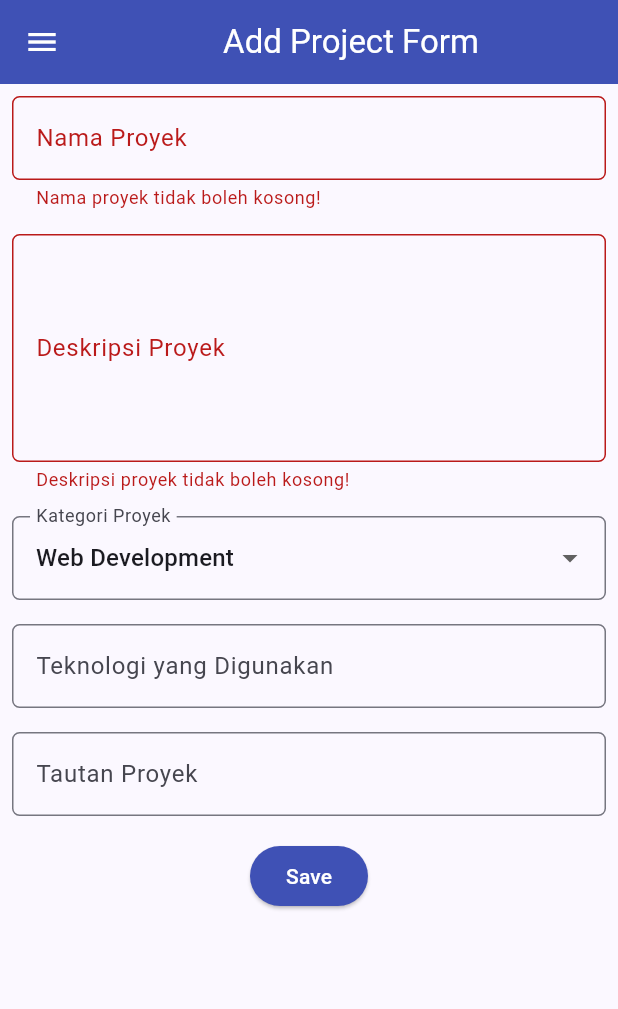
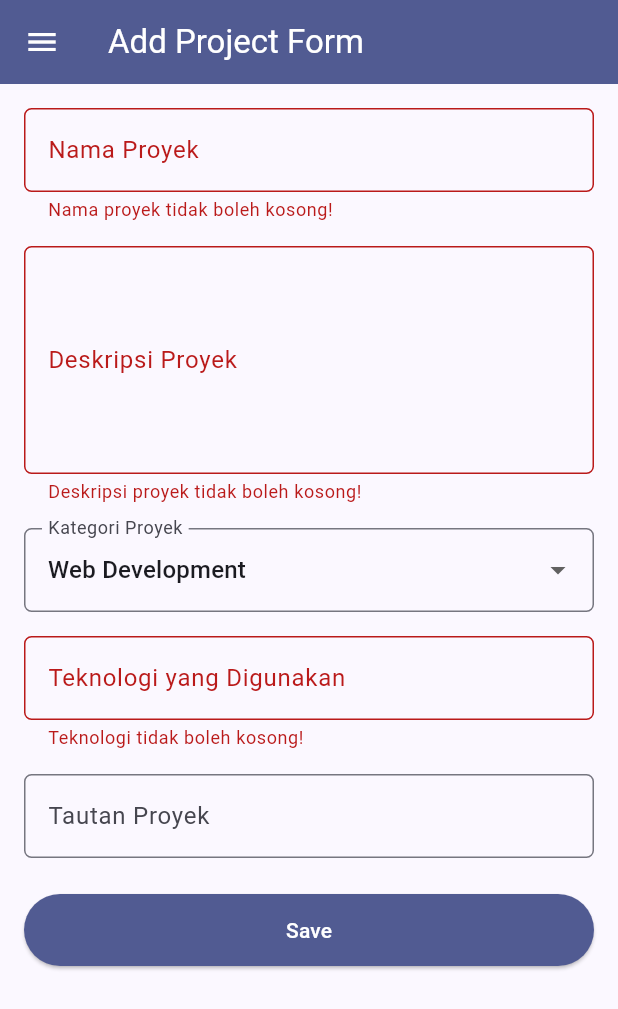
Before and after one commit to wafissh/myportofolio_mobile, a Flutter app: the ProjectFormPage screen opened directly, after a tap on "Save", on a phone screen of 412 x 824 dp. Shown: the top 1009 px of the screen. Run offline on Flutter 3.47's test engine with Material 3 defaults, Android fonts, the phone set to English and light mode, and no system bars; our stand-ins replace material_ui.

```diff
--- a/lib/screens/project_form.dart
+++ b/lib/screens/project_form.dart
@@ -1,5 +1,6 @@
 import 'package:material_ui/material_ui.dart';
 
+import 'package:myportofolio_mobile/utils/validators.dart';
 import 'package:myportofolio_mobile/widgets/left_drawer.dart';
 
 class ProjectFormPage extends StatefulWidget {
@@ -25,35 +26,57 @@ class _ProjectFormPageState extends State<ProjectFormPage> {
     'Other',
   ];
 
-  void _resetForm() {
-    _formKey.currentState!.reset();
-    setState(() {
-      _projectName = "";
-      _description = "";
-      _category = "Web Development";
-      _technologies = "";
-      _projectLink = "";
-    });
+  void _showSummary(BuildContext context) {
+    showDialog(
+      context: context,
+      builder: (dialogContext) {
+        return AlertDialog(
+          title: const Text('Proyek berhasil ditambahkan!'),
+          content: SingleChildScrollView(
+            child: Column(
+              crossAxisAlignment: CrossAxisAlignment.start,
+              children: [
+                Text('Nama Proyek: $_projectName'),
+                Text('Deskripsi: $_description'),
+                Text('Kategori: $_category'),
+                Text('Teknologi: $_technologies'),
+                Text(
+                  'Tautan: ${_projectLink.trim().isEmpty ? '-' : _projectLink}',
+                ),
+              ],
+            ),
+          ),
+          actions: [
+            TextButton(
+              onPressed: () => Navigator.pop(dialogContext),
+              child: const Text('OK'),
+            ),
+          ],
+        );
+      },
+    );
   }
 
   @override
   Widget build(BuildContext context) {
+    final primaryColor = Theme.of(context).colorScheme.primary;
+
     return Scaffold(
       appBar: AppBar(
-        title: const Center(child: Text('Add Project Form')),
-        backgroundColor: Colors.indigo,
+        title: const Text('Add Project Form'),
+        backgroundColor: primaryColor,
         foregroundColor: Colors.white,
       ),
       drawer: const LeftDrawer(),
-      body: Form(
+      body: SafeArea(
+        child: Form(
           key: _formKey,
           child: SingleChildScrollView(
+            padding: const EdgeInsets.all(16.0),
             child: Column(
               crossAxisAlignment: CrossAxisAlignment.start,
               children: [
-              Padding(
-                padding: const EdgeInsets.all(8.0),
-                child: TextFormField(
+                TextFormField(
                   decoration: InputDecoration(
                     hintText: "Nama Proyek",
                     labelText: "Nama Proyek",
@@ -62,21 +85,17 @@ class _ProjectFormPageState extends State<ProjectFormPage> {
                     ),
                   ),
                   onChanged: (String? value) {
-                    setState(() {
-                      _projectName = value!;
-                    });
+                    _projectName = value ?? "";
                   },
-                  validator: (String? value) {
-                    if (value == null || value.trim().isEmpty) {
-                      return "Nama proyek tidak boleh kosong!";
-                    }
-                    return null;
-                  },
+                  validator: (String? value) => validateRequired(
+                    value,
+                    label: "Nama proyek",
+                    minLength: 3,
+                    maxLength: 100,
                   ),
                 ),
-              Padding(
-                padding: const EdgeInsets.all(8.0),
-                child: TextFormField(
+                const SizedBox(height: 16.0),
+                TextFormField(
                   maxLines: 5,
                   decoration: InputDecoration(
                     hintText: "Deskripsi Proyek",
@@ -86,21 +105,17 @@ class _ProjectFormPageState extends State<ProjectFormPage> {
                     ),
                   ),
                   onChanged: (String? value) {
-                    setState(() {
-                      _description = value!;
-                    });
+                    _description = value ?? "";
                   },
-                  validator: (String? value) {
-                    if (value == null || value.trim().isEmpty) {
-                      return "Deskripsi proyek tidak boleh kosong!";
-                    }
-                    return null;
-                  },
+                  validator: (String? value) => validateRequired(
+                    value,
+                    label: "Deskripsi proyek",
+                    minLength: 10,
+                    maxLength: 500,
                   ),
                 ),
-              Padding(
-                padding: const EdgeInsets.all(8.0),
-                child: DropdownButtonFormField<String>(
+                const SizedBox(height: 16.0),
+                DropdownButtonFormField<String>(
                   decoration: InputDecoration(
                     labelText: "Kategori Proyek",
                     border: OutlineInputBorder(
@@ -118,14 +133,18 @@ class _ProjectFormPageState extends State<ProjectFormPage> {
                       .toList(),
                   onChanged: (String? newValue) {
                     setState(() {
-                      _category = newValue!;
+                      _category = newValue ?? "Web Development";
                     });
                   },
+                  validator: (String? value) {
+                    if (value == null || value.trim().isEmpty) {
+                      return "Kategori proyek tidak boleh kosong!";
+                    }
+                    return null;
+                  },
                 ),
-              ),
-              Padding(
-                padding: const EdgeInsets.all(8.0),
-                child: TextFormField(
+                const SizedBox(height: 16.0),
+                TextFormField(
                   decoration: InputDecoration(
                     hintText: "Contoh: Flutter, Django, Figma",
                     labelText: "Teknologi yang Digunakan",
@@ -134,78 +153,51 @@ class _ProjectFormPageState extends State<ProjectFormPage> {
                     ),
                   ),
                   onChanged: (String? value) {
-                    setState(() {
-                      _technologies = value!;
-                    });
+                    _technologies = value ?? "";
                   },
+                  validator: (String? value) => validateRequired(
+                    value,
+                    label: "Teknologi",
+                    minLength: 2,
+                    maxLength: 100,
                   ),
                 ),
-              Padding(
-                padding: const EdgeInsets.all(8.0),
-                child: TextFormField(
+                const SizedBox(height: 16.0),
+                TextFormField(
+                  keyboardType: TextInputType.url,
                   decoration: InputDecoration(
-                    hintText: "URL Proyek (opsional)",
+                    hintText: "https://contoh.com (opsional)",
                     labelText: "Tautan Proyek",
                     border: OutlineInputBorder(
                       borderRadius: BorderRadius.circular(5.0),
                     ),
                   ),
                   onChanged: (String? value) {
-                    setState(() {
-                      _projectLink = value!;
-                    });
+                    _projectLink = value ?? "";
                   },
+                  validator: (String? value) =>
+                      validateOptionalUrl(value, label: "Tautan proyek"),
                 ),
-              ),
-              Align(
-                alignment: Alignment.bottomCenter,
-                child: Padding(
-                  padding: const EdgeInsets.all(8.0),
+                const SizedBox(height: 24.0),
+                SizedBox(
+                  width: double.infinity,
                   child: ElevatedButton(
-                    style: ButtonStyle(
-                      backgroundColor: WidgetStateProperty.all(Colors.indigo),
+                    style: ElevatedButton.styleFrom(
+                      backgroundColor: primaryColor,
+                      foregroundColor: Colors.white,
+                      padding: const EdgeInsets.symmetric(vertical: 14.0),
                     ),
                     onPressed: () {
                       if (_formKey.currentState!.validate()) {
-                        showDialog(
-                          context: context,
-                          builder: (context) {
-                            return AlertDialog(
-                              title: const Text('Proyek berhasil ditambahkan!'),
-                              content: SingleChildScrollView(
-                                child: Column(
-                                  crossAxisAlignment: CrossAxisAlignment.start,
-                                  children: [
-                                    Text('Nama Proyek: $_projectName'),
-                                    Text('Deskripsi: $_description'),
-                                    Text('Kategori: $_category'),
-                                    Text('Teknologi: $_technologies'),
-                                    Text('Tautan: $_projectLink'),
+                        _showSummary(context);
+                      }
+                    },
+                    child: const Text("Save"),
+                  ),
+                ),
+                const SizedBox(height: 16.0),
               ],
             ),
-                              ),
-                              actions: [
-                                TextButton(
-                                  child: const Text('OK'),
-                                  onPressed: () {
-                                    Navigator.pop(context);
-                                    _resetForm();
-                                  },
-                                ),
-                              ],
-                            );
-                          },
-                        );
-                      }
-                    },
-                    child: const Text(
-                      "Save",
-                      style: TextStyle(color: Colors.white),
-                    ),
-                  ),
-                ),
-              ),
-            ],
           ),
         ),
       ),
--- /dev/null
+++ b/lib/utils/validators.dart
@@ -0,0 +1,34 @@
+String? validateRequired(
+  String? value, {
+  required String label,
+  int minLength = 1,
+  int maxLength = 100,
+}) {
+  final text = value?.trim() ?? '';
+  if (text.isEmpty) {
+    return '$label tidak boleh kosong!';
+  }
+  if (text.length < minLength) {
+    return '$label minimal $minLength karakter!';
+  }
+  if (text.length > maxLength) {
+    return '$label maksimal $maxLength karakter!';
+  }
+  return null;
+}
+
+String? validateOptionalUrl(String? value, {String label = 'Tautan'}) {
+  final text = value?.trim() ?? '';
+  if (text.isEmpty) {
+    return null;
+  }
+  final uri = Uri.tryParse(text);
+  final isValid =
+      uri != null &&
+      (uri.scheme == 'http' || uri.scheme == 'https') &&
+      uri.host.isNotEmpty;
+  if (!isValid) {
+    return '$label harus diawali http:// atau https:// dan berisi domain yang valid!';
+  }
+  return null;
+}
```
Also changed, not shown: lib/screens/education_form.dart (added, +273 -0 lines). Lines whose indentation alone changed are shown as unchanged.
